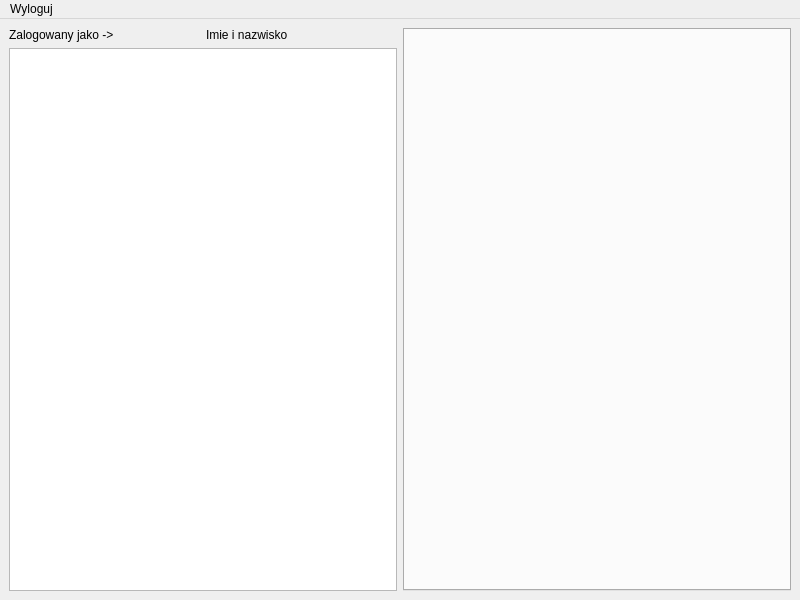
Before: the Qt Designer form okno_chat.ui in Rafdab1/chat_client_projekt, drawn with Qt 5.
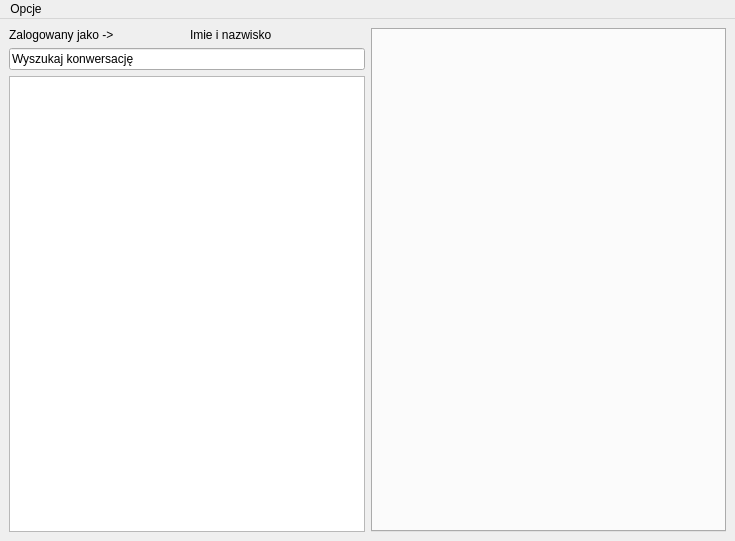
After: the same form once the commit is applied.

```diff
--- a/okno_chat.ui
+++ b/okno_chat.ui
@@ -6,8 +6,8 @@
    <rect>
     <x>0</x>
     <y>0</y>
-    <width>800</width>
-    <height>600</height>
+    <width>735</width>
+    <height>541</height>
    </rect>
   </property>
   <property name="windowTitle">
@@ -43,6 +43,13 @@
           </item>
          </layout>
         </item>
+        <item>
+         <widget class="QLineEdit" name="Search_edit">
+          <property name="text">
+           <string>Wyszukaj konwersację</string>
+          </property>
+         </widget>
+        </item>
         <item>
          <widget class="QListWidget" name="konwersacje_lista"/>
         </item>
@@ -64,13 +71,13 @@
     <rect>
      <x>0</x>
      <y>0</y>
-     <width>800</width>
+     <width>735</width>
      <height>21</height>
     </rect>
    </property>
    <widget class="QMenu" name="menuWyloguj">
     <property name="title">
-     <string>Wyloguj</string>
+     <string>Opcje</string>
     </property>
    </widget>
    <addaction name="menuWyloguj"/>
```
Left out of the diff: 6 changed lines with no effect on the pictures.
